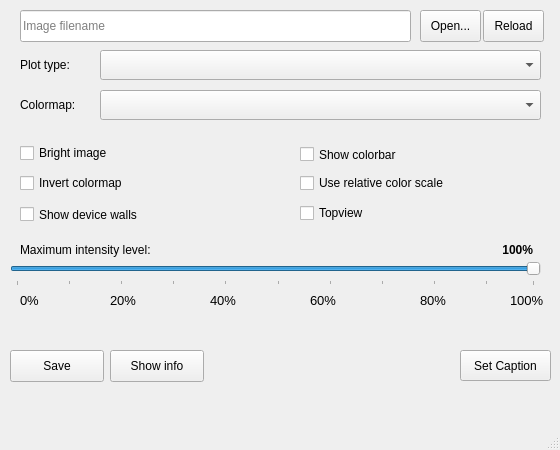
First picture: the form in ui/main.ui, repository hoppe93/softviz, before the edit.
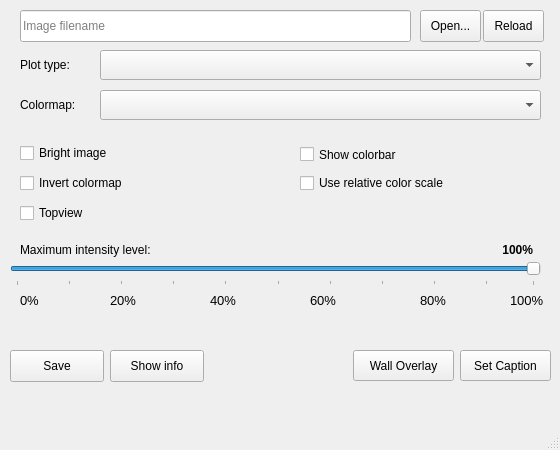
Second picture: the form after the edit.

Commit message: Implemented overlay of orthogonal cross section

What changed in the file:
```diff
--- a/ui/main.ui
+++ b/ui/main.ui
@@ -111,19 +111,6 @@
      </rect>
     </property>
    </widget>
-   <widget class="QCheckBox" name="cbWalls">
-    <property name="geometry">
-     <rect>
-      <x>20</x>
-      <y>200</y>
-      <width>191</width>
-      <height>29</height>
-     </rect>
-    </property>
-    <property name="text">
-     <string>Show device walls</string>
-    </property>
-   </widget>
    <widget class="QSlider" name="sliderIntensity">
     <property name="geometry">
      <rect>
@@ -398,7 +385,7 @@
    <widget class="QCheckBox" name="cbTopview">
     <property name="geometry">
      <rect>
-      <x>300</x>
+      <x>20</x>
       <y>200</y>
       <width>191</width>
       <height>26</height>
@@ -408,6 +395,19 @@
      <string>Topview</string>
     </property>
    </widget>
+   <widget class="QPushButton" name="btnWall">
+    <property name="geometry">
+     <rect>
+      <x>353</x>
+      <y>350</y>
+      <width>101</width>
+      <height>31</height>
+     </rect>
+    </property>
+    <property name="text">
+     <string>Wall Overlay</string>
+    </property>
+   </widget>
   </widget>
   <widget class="QMenuBar" name="menubar">
    <property name="geometry">
```
The commit also changes 10 other files.
